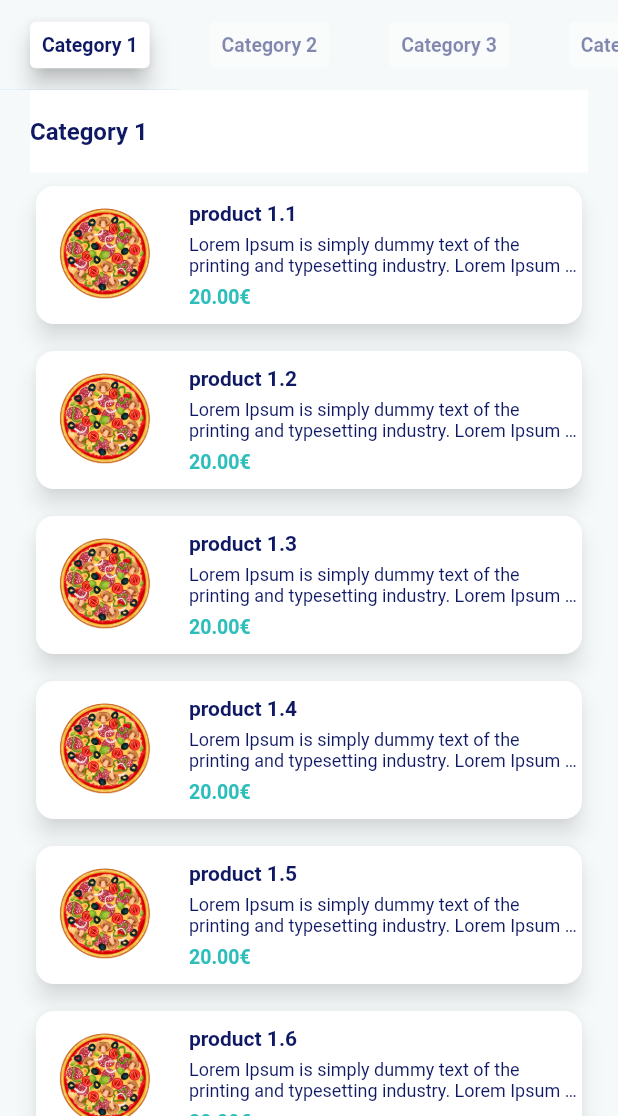
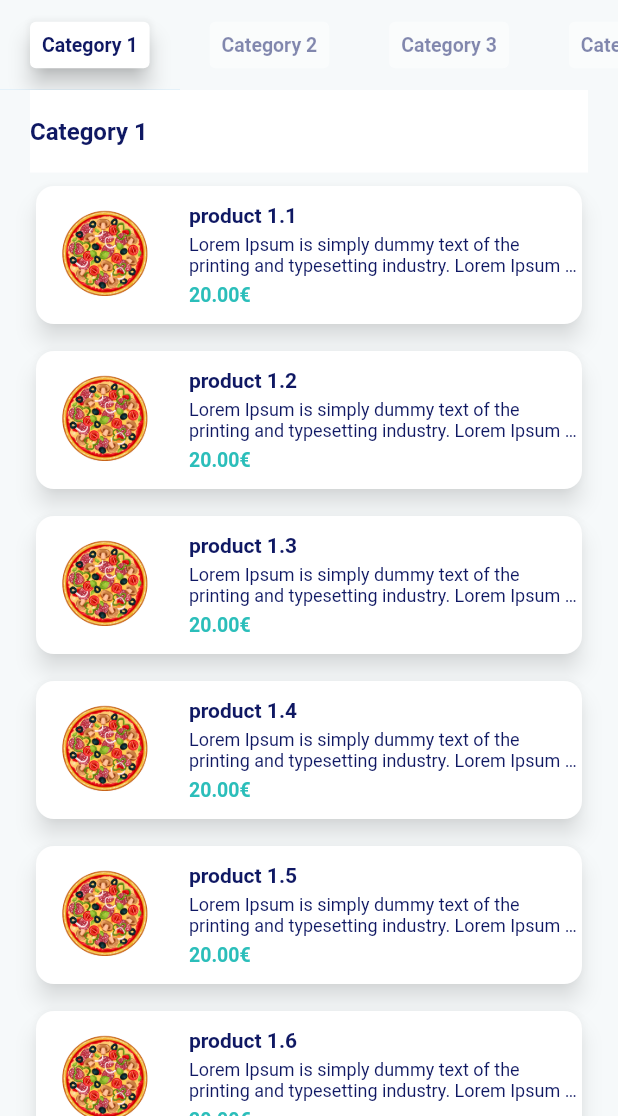
Before and after one commit to nikiforosper/flutter_challenges, a Flutter app: the screen it shows after launch, after a tap on "Sync Listview with TabBar", on a phone screen of 412 x 824 dp, the part 120-1236 px from its top. Run offline on Flutter 3.47's test engine with Material 2 defaults, Android fonts, the phone set to English and light mode, and no system bars; our stand-ins replace flutter_map, latlong2.

Commit message:
fix scrolling bug

```diff
--- a/lib/listview_tabbar/listview_tabbar.dart
+++ b/lib/listview_tabbar/listview_tabbar.dart
@@ -41,22 +41,19 @@ class _ListViewTabbarState extends State<ListViewTabbar>
   }
 
   void init() {
-    tabController = TabController(length: rappiCategories.length, vsync: this);
+    tabController = TabController(length: categories.length, vsync: this);
     double offsetFrom = 0.0;
     double offsetTo = 0.0;
-    for (var i = 0; i < rappiCategories.length; i++) {
-      final category = rappiCategories[i];
-
+    for (var i = 0; i < categories.length; i++) {
+      final category = categories[i];
       if (i > 0) {
-        offsetFrom += rappiCategories[i - 1].products.length * productHeight;
+        offsetFrom += categories[i - 1].products.length * productHeight;
       }
-      if (i < rappiCategories.length - 1) {
-        offsetTo =
-            offsetFrom + rappiCategories[i + 1].products.length * productHeight;
+      if (i < categories.length - 1) {
+        offsetTo = offsetFrom + categories[i].products.length * productHeight;
       } else {
         offsetTo = double.infinity;
       }
-
       tabs.add(TabCategory(
         category: category,
         isSelected: i == 0,
@@ -69,7 +66,7 @@ class _ListViewTabbarState extends State<ListViewTabbar>
         items.add(Item(product: product));
       }
     }
-
+    setState(() {});
     scrollController.addListener(_onScrollListener);
   }
 
@@ -81,6 +78,7 @@ class _ListViewTabbarState extends State<ListViewTabbar>
             scrollController.offset <= tab.offsetTo &&
             !tab.isSelected) {
           onCategorySelected(i, animationRequired: false);
+          setState(() {});
           tabController.animateTo(i);
           break;
         }
@@ -172,17 +170,22 @@ class _ListViewTabbarState extends State<ListViewTabbar>
     TabCategory selected = tabs[index];
     for (var i = 0; i < tabs.length; i++) {
       final condition = selected.category.name == tabs[i].category.name;
-      tabs[i] = tabs[i].copyWith(condition);
+      setState(() {
+        tabs[i] = tabs[i].copyWith(condition);
+      });
     }
     if (animationRequired) {
-      _listen = false;
+      setState(() {
+        _listen = false;
+      });
       await scrollController.animateTo(
         selected.offsetFrom,
         duration: const Duration(milliseconds: 500),
         curve: Curves.linear,
       );
-      _listen = true;
+      setState(() {
+        _listen = true;
+      });
     }
-    setState(() {});
   }
 }
--- a/lib/listview_tabbar/models/rappi_data.dart
+++ b/lib/listview_tabbar/models/rappi_data.dart
@@ -20,7 +20,7 @@ class Product {
   });
 }
 
-List<Category> rappiCategories = [
+List<Category> categories = [
   Category(
     name: "Category 1",
     products: [
@@ -94,6 +94,34 @@ List<Category> rappiCategories = [
       ),
       Product(
         name: "product 2.3",
+        price: 20.0,
+        description:
+            "Lorem Ipsum is simply dummy text of the printing and typesetting industry. Lorem Ipsum has been the industry's standard dummy text ever since the 1500s, when an unknown printer took a galley of type and scrambled it to make a type specimen book.",
+        image: "assets/pizza.png",
+      ),
+      Product(
+        name: "product 2.4",
+        price: 20.0,
+        description:
+            "Lorem Ipsum is simply dummy text of the printing and typesetting industry. Lorem Ipsum has been the industry's standard dummy text ever since the 1500s, when an unknown printer took a galley of type and scrambled it to make a type specimen book.",
+        image: "assets/pizza.png",
+      ),
+      Product(
+        name: "product 2.5",
+        price: 20.0,
+        description:
+            "Lorem Ipsum is simply dummy text of the printing and typesetting industry. Lorem Ipsum has been the industry's standard dummy text ever since the 1500s, when an unknown printer took a galley of type and scrambled it to make a type specimen book.",
+        image: "assets/pizza.png",
+      ),
+      Product(
+        name: "product 2.6",
+        price: 20.0,
+        description:
+            "Lorem Ipsum is simply dummy text of the printing and typesetting industry. Lorem Ipsum has been the industry's standard dummy text ever since the 1500s, when an unknown printer took a galley of type and scrambled it to make a type specimen book.",
+        image: "assets/pizza.png",
+      ),
+      Product(
+        name: "product 2.7",
         price: 20.0,
         description:
             "Lorem Ipsum is simply dummy text of the printing and typesetting industry. Lorem Ipsum has been the industry's standard dummy text ever since the 1500s, when an unknown printer took a galley of type and scrambled it to make a type specimen book.",
--- a/lib/listview_tabbar/models/tab_category.dart
+++ b/lib/listview_tabbar/models/tab_category.dart
@@ -20,4 +20,9 @@ class TabCategory {
       offsetTo: offsetTo,
     );
   }
+
+  @override
+  String toString() {
+    return 'TabCategory(category: $category, isSelected: $isSelected, offsetFrom: $offsetFrom, offsetTo: $offsetTo)';
+  }
 }
--- a/lib/listview_tabbar/widgets/category_item.dart
+++ b/lib/listview_tabbar/widgets/category_item.dart
@@ -49,7 +49,7 @@ class ProductItem extends StatelessWidget {
           child: Row(
             children: [
               Padding(
-                padding: const EdgeInsets.all(8.0),
+                padding: const EdgeInsets.all(10.0),
                 child: Image.asset(product.image),
               ),
               const SizedBox(width: 10),
@@ -66,7 +66,7 @@ class ProductItem extends StatelessWidget {
                         fontWeight: FontWeight.bold,
                       ),
                     ),
-                    const SizedBox(height: 6),
+                    const SizedBox(height: 5),
                     Text(
                       product.description,
                       overflow: TextOverflow.ellipsis,
@@ -76,7 +76,7 @@ class ProductItem extends StatelessWidget {
                         fontSize: 12,
                       ),
                     ),
-                    const SizedBox(height: 6),
+                    const SizedBox(height: 5),
                     Text(
                       "${product.price.toStringAsFixed(2)}€",
                       style: const TextStyle(
```
Also changed, not shown: lib/listview_tabbar/state/rappi_state.dart (deleted).
